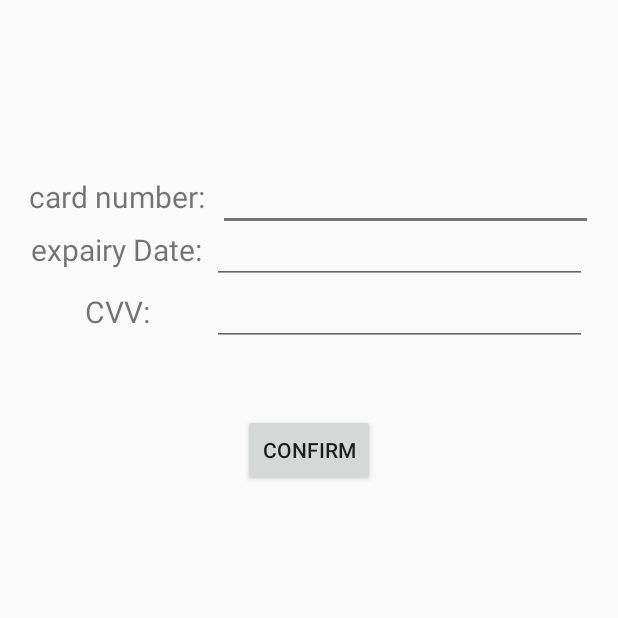
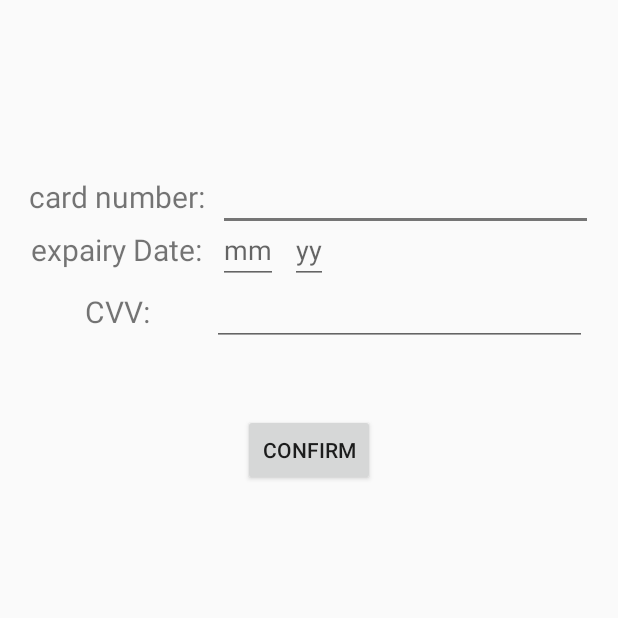
Before and after one commit to seif225/Yadawy-Store, an Android app: the addFinancialInfoActivity screen opened directly, with no data from a screen before it, on a phone screen of 412 x 824 dp, the top half of it. Run offline under Robolectric (Android 15) with nearby library versions, the phone set to English and light mode, and no system bars; our stand-ins replace Firebase (no records; nobody signed in at launch, a user with empty details on screens opened directly).

Commit message:
now the user can upload financial bank safely

```diff
--- a/app/src/main/java/com/example/ss/financeForBusinessUserPack/addFinancialInfoActivity.java
+++ b/app/src/main/java/com/example/ss/financeForBusinessUserPack/addFinancialInfoActivity.java
@@ -1,15 +1,85 @@
 package com.example.ss.financeForBusinessUserPack;
 
+import android.app.ProgressDialog;
 import android.support.v7.app.AppCompatActivity;
 import android.os.Bundle;
+import android.util.Log;
+import android.view.View;
+import android.widget.Button;
+import android.widget.EditText;
+import android.widget.Toast;
 
 import com.example.ss.R;
 
 public class addFinancialInfoActivity extends AppCompatActivity {
+    EditText cardNumberEt,expairyMonthEt,expairyYearEt,cvvEt;
+    String cardNumber,expairyDate,cvv;
+    Button confirm;
+    addFinancialInfoActivityPresenter presenter;
+    ProgressDialog progressDialog;
+
 
     @Override
     protected void onCreate(Bundle savedInstanceState) {
         super.onCreate(savedInstanceState);
         setContentView(R.layout.activity_add_financial_info);
+        intializeFields();
+        confirm.setOnClickListener(new View.OnClickListener() {
+            @Override
+            public void onClick(View v) {
+                cardNumber=cardNumberEt.getText().toString();
+                expairyDate = expairyMonthEt.getText()+"/"+expairyYearEt.getText();
+                cvv=cvvEt.getText().toString();
+
+                if(cardNumber.isEmpty() ||cardNumber.length()!=14){
+
+                    cardNumberEt.setError("this card number is not correct");
+                   // Log.e("card num",cardNumber.charAt(0) +".."+cardNumber.length()+"");
+
+                }
+                else if (expairyDate.length()<5){
+                    Toast.makeText(addFinancialInfoActivity.this, "your expairy date isnt correct", Toast.LENGTH_SHORT).show();
+                }
+
+                else if(cvv.length()!=3){
+                    cvvEt.setError("this cvv number isnt correct");
+                }
+
+
+                else {
+                    if(cardNumber.charAt(0)=='5'){
+
+                        presenter.uploadFinancialData(cardNumber,expairyDate,cvv,progressDialog);
+
+
+                    }
+
+                    else if (cardNumber.charAt(0)=='4'){
+                        presenter.uploadFinancialData(cardNumber,expairyDate,cvv,progressDialog);
+
+
+                    }
+else{
+                        cardNumberEt.setError("this card number is not correct");
+
+
+                    }
+
+                }
+
+            }
+        });
+
+
+    }
+
+    private void intializeFields() {
+        cardNumberEt=findViewById(R.id.card_number);
+        expairyMonthEt=findViewById(R.id.expiary_month);
+        expairyYearEt=findViewById(R.id.expairy_year);
+        cvvEt=findViewById(R.id.cvv);
+        confirm=findViewById(R.id.confirm);
+        presenter=new addFinancialInfoActivityPresenter(this);
+        progressDialog=new ProgressDialog(this);
     }
 }
--- a/app/src/main/java/com/example/ss/financeForBusinessUserPack/addFinancialInfoActivityPresenter.java
+++ b/app/src/main/java/com/example/ss/financeForBusinessUserPack/addFinancialInfoActivityPresenter.java
@@ -1,4 +1,59 @@
 package com.example.ss.financeForBusinessUserPack;
 
+import android.app.ProgressDialog;
+import android.content.Context;
+import android.content.Intent;
+import android.support.annotation.NonNull;
+
+import com.example.ss.MainActivity;
+import com.google.android.gms.tasks.OnCompleteListener;
+import com.google.android.gms.tasks.Task;
+import com.google.firebase.auth.FirebaseAuth;
+import com.google.firebase.database.DatabaseReference;
+import com.google.firebase.database.FirebaseDatabase;
+
 public class addFinancialInfoActivityPresenter {
+
+    Context context;
+    FirebaseDatabase database;
+    DatabaseReference userRef;
+    FirebaseAuth mAuth;
+
+    addFinancialInfoActivityPresenter(Context context)
+    {
+        this.context=context;
+        database= FirebaseDatabase.getInstance();
+        mAuth=FirebaseAuth.getInstance();
+        userRef=database.getReference().child("Users").child(mAuth.getUid()).child("finance");
+    }
+
+    void uploadFinancialData(String cardNumber , String expairyDate , String cvv, final ProgressDialog progressDialog){
+        progressDialog.setMessage("updating your financial data ..");
+        progressDialog.setCancelable(false);
+        progressDialog.show();
+
+        userRef.child("card_number").setValue(cardNumber);
+        userRef.child("expairy_date").setValue(expairyDate);
+        userRef.child("cvv").setValue(cvv).addOnCompleteListener(new OnCompleteListener<Void>() {
+            @Override
+            public void onComplete(@NonNull Task<Void> task) {
+                progressDialog.dismiss();
+                sendUserToMain();
+            }
+        });
+
+
+
+    }
+
+    private void sendUserToMain() {
+
+    Intent i = new Intent (context, MainActivity.class);
+    i.setFlags(Intent.FLAG_ACTIVITY_CLEAR_TASK|Intent.FLAG_ACTIVITY_NEW_TASK);
+    context.startActivity(i);
+
+
+    }
+
+
 }
--- a/app/src/main/res/layout/activity_add_financial_info.xml
+++ b/app/src/main/res/layout/activity_add_financial_info.xml
@@ -63,6 +63,7 @@
         android:layout_marginRight="8dp"
         android:layout_marginBottom="8dp"
         android:text="confirm"
+        android:id="@+id/confirm"
         app:layout_constraintBottom_toBottomOf="parent"
         app:layout_constraintEnd_toEndOf="parent"
         app:layout_constraintStart_toStartOf="parent"
@@ -70,7 +71,7 @@
         app:layout_constraintVertical_bias="0.100000024" />
 
     <EditText
-        android:id="@+id/editText"
+        android:id="@+id/card_number"
         android:layout_width="250dp"
         android:layout_height="wrap_content"
         android:layout_marginEnd="8dp"
@@ -78,27 +79,55 @@
         app:layout_constraintBottom_toBottomOf="@+id/textView6"
         app:layout_constraintEnd_toEndOf="parent"
         app:layout_constraintStart_toEndOf="@+id/textView6"
-        app:layout_constraintTop_toTopOf="@+id/textView6" />
+        app:layout_constraintTop_toTopOf="@+id/textView6"
+        android:inputType="number"
+        />
 
     <EditText
-        android:layout_width="250dp"
+        android:id="@+id/expiary_month"
+        android:layout_width="wrap_content"
         android:layout_height="wrap_content"
         android:layout_marginEnd="8dp"
+        android:inputType="number"
+
+        android:hint="mm"
         android:layout_marginRight="8dp"
         app:layout_constraintBottom_toBottomOf="@+id/textView5"
-        app:layout_constraintEnd_toEndOf="@+id/editText"
-        app:layout_constraintStart_toStartOf="@+id/editText"
+        app:layout_constraintEnd_toEndOf="@+id/card_number"
+        app:layout_constraintHorizontal_bias="0.0"
+        app:layout_constraintStart_toStartOf="@+id/card_number"
         app:layout_constraintTop_toTopOf="@+id/textView5" />
 
     <EditText
+        android:id="@+id/expairy_year"
+        android:layout_width="wrap_content"
+        android:layout_height="wrap_content"
+        android:layout_marginStart="8dp"
+        android:layout_marginLeft="8dp"
+        android:layout_marginEnd="8dp"
+        android:layout_marginRight="8dp"
+        android:inputType="number"
+
+        android:hint="yy"
+        app:layout_constraintBottom_toBottomOf="@+id/textView5"
+        app:layout_constraintEnd_toEndOf="@+id/card_number"
+        app:layout_constraintHorizontal_bias="0.0"
+        app:layout_constraintStart_toEndOf="@+id/expiary_month"
+        app:layout_constraintTop_toTopOf="@+id/textView5" />
+
+    <EditText
+        android:id="@+id/cvv"
         android:layout_width="250dp"
         android:layout_height="wrap_content"
         android:layout_marginEnd="8dp"
         android:layout_marginRight="8dp"
         app:layout_constraintBottom_toBottomOf="@+id/textView4"
-        app:layout_constraintEnd_toEndOf="@+id/editText"
-        app:layout_constraintStart_toStartOf="@+id/editText"
-        app:layout_constraintTop_toTopOf="@+id/textView4" />
+        app:layout_constraintEnd_toEndOf="@+id/card_number"
+        app:layout_constraintStart_toStartOf="@+id/card_number"
+        app:layout_constraintTop_toTopOf="@+id/textView4"
+        android:inputType="number"
+
+        />
 
 
 
```
Also changed, not shown: app/src/main/res/drawable-v21/user.png (added).
